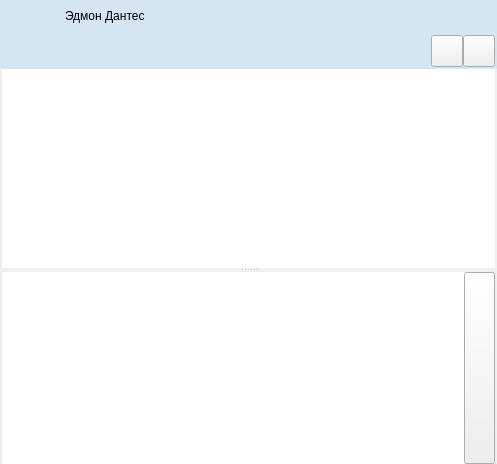
Before: the Qt Designer form src/tools/yastuff/yachatdialog.ui in AlekSi/Jabbin, drawn with Qt 5.
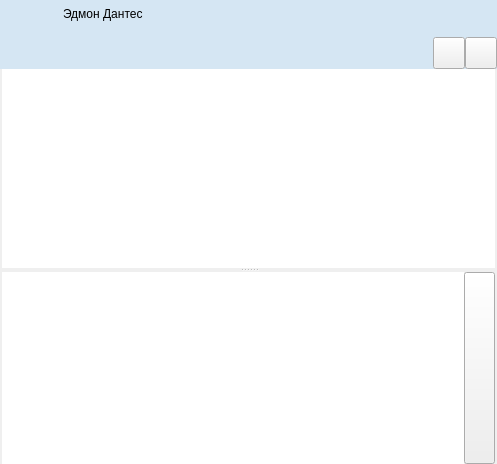
After: the same form once the commit is applied. Icons and pictures are not drawn. Custom widgets are drawn as their Qt base class.

```diff
--- a/src/tools/yastuff/yachatdialog.ui
+++ b/src/tools/yastuff/yachatdialog.ui
@@ -19,7 +19,7 @@
     background-color: #d5e6f3;
     background-attachment: fixed;
 
-    border: 2px solid #d5e6f3;
+    border: 0px solid #99b9d2;
 }</string>
   </property>
   <layout class="QVBoxLayout" >
```
